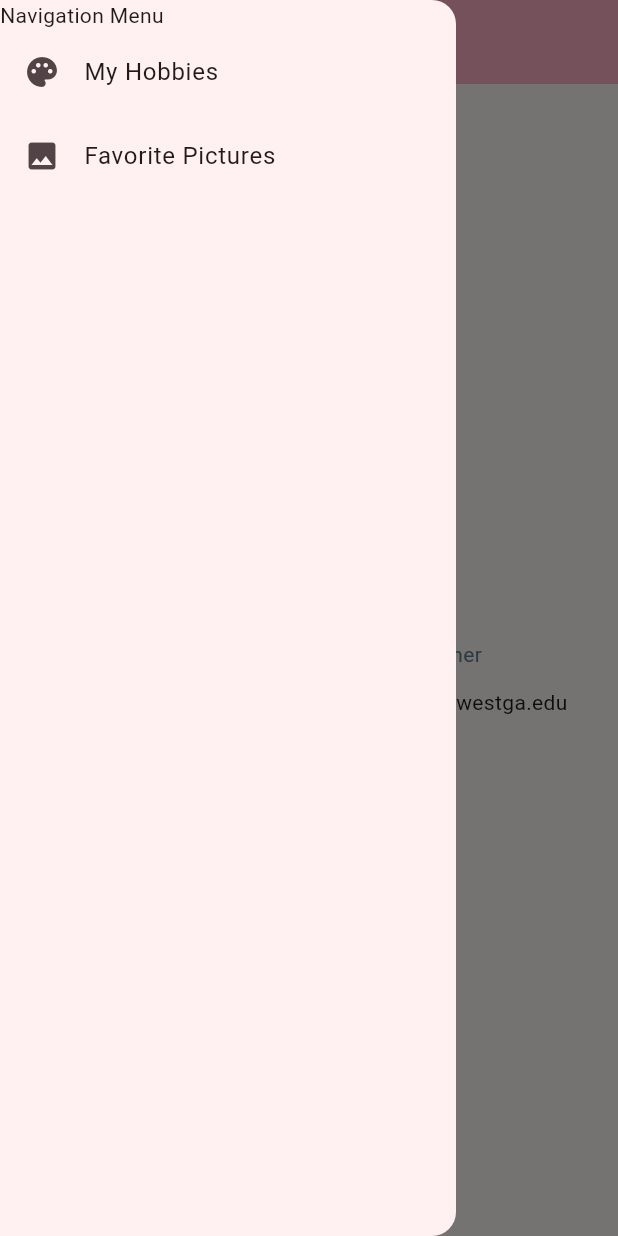
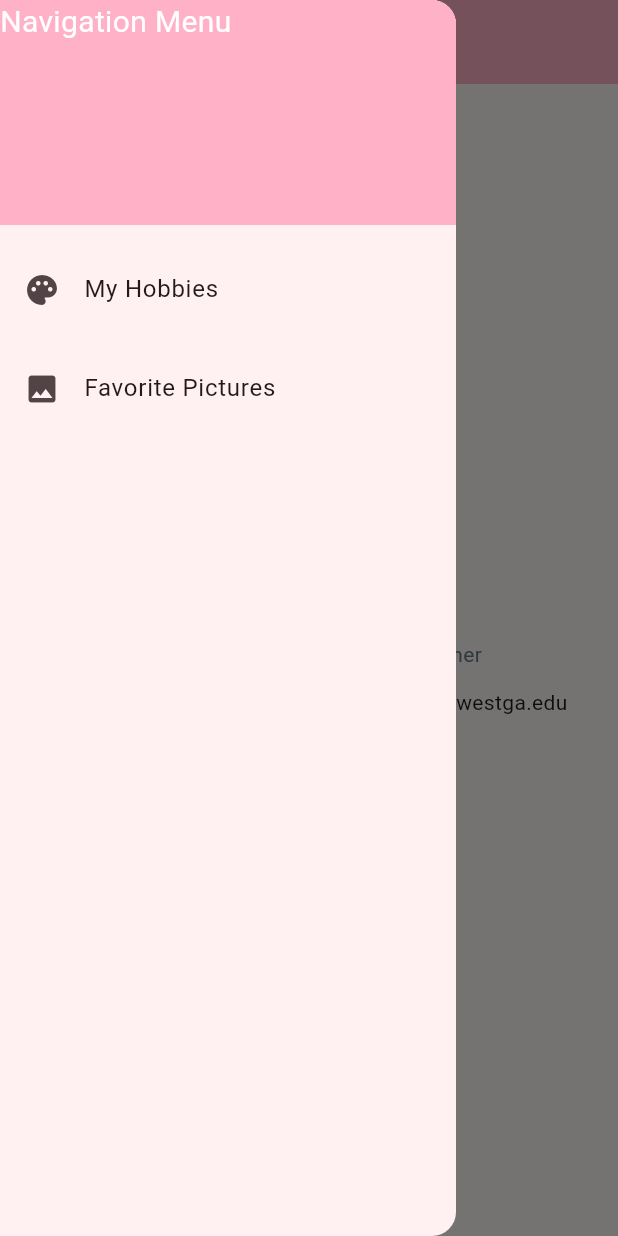
Before and after one commit to jupiterxyz/MobileApp_jupiter, a Flutter app: the screen it shows after launch, with the side drawer open, on a phone screen of 412 x 824 dp. Run offline on Flutter 3.47's test engine with Material 3 defaults, Android fonts, the phone set to English and light mode, and no system bars.

Commit message:
Fixed the hamburger menu navigation size

```diff
--- a/jupiter_profile_app/code/lib/main.dart
+++ b/jupiter_profile_app/code/lib/main.dart
@@ -45,10 +45,27 @@ class _MyHomePageState extends State<MyHomePage> {
         centerTitle: true,
       ),
 
+
       drawer: Drawer(
         child: ListView(
           children: [
-            const Text('Navigation Menu'),
+            Container(
+              height: 150,
+              color: Theme.of(context).colorScheme.inversePrimary,
+              alignment: Alignment.topLeft,
+              //padding: const EdgeInsets.all(40.0),
+              child: Text(
+                'Navigation Menu',
+                style: TextStyle(
+                  fontSize: 20,
+                  //fontWeight: FontWeight.bold,
+                  color: Colors.white,
+                ),
+              ),
+            ),
+
+            const SizedBox(height: 15),
+
 
             ListTile(
               leading: const Icon(Icons.palette),
@@ -61,6 +78,8 @@ class _MyHomePageState extends State<MyHomePage> {
                 );
               },
             ),
+
+            const SizedBox(height: 10),
 
             ListTile(
               leading: const Icon(Icons.photo),
```
Also changed, not shown: 3 other files.
